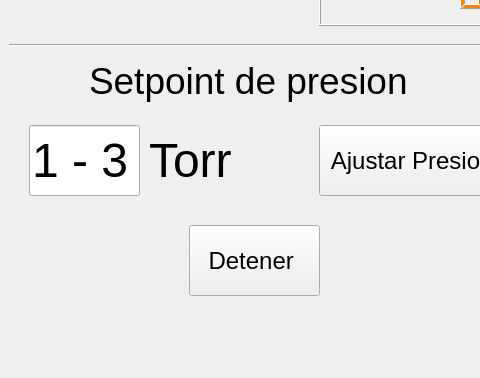
The window that software-aura1000/gui/pyqt_gui.ui (pablinleiva235/Proyecto-Final) describes before a commit, drawn with Qt 5; both pictures show x 0 to 480 and y 494 to 872 of the 955 by 872 pixel window.
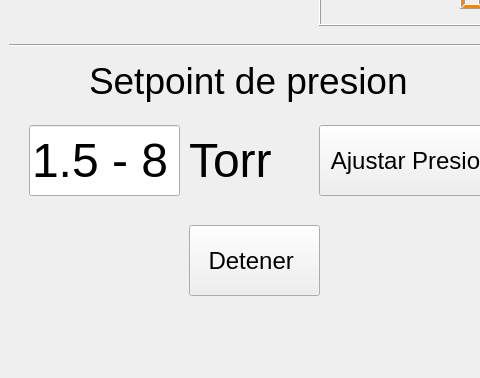
The same window after the commit. Icons and pictures are not drawn.

What changed in the file:
```diff
--- a/software-aura1000/gui/pyqt_gui.ui
+++ b/software-aura1000/gui/pyqt_gui.ui
@@ -1262,7 +1262,7 @@
          <rect>
           <x>20</x>
           <y>610</y>
-          <width>111</width>
+          <width>151</width>
           <height>71</height>
          </rect>
         </property>
@@ -1272,7 +1272,7 @@
          </font>
         </property>
         <property name="text">
-         <string>1 - 3</string>
+         <string>1.5 - 8</string>
         </property>
        </widget>
        <widget class="QLabel" name="ThrottleMenu_pressureUnit_lbl_2">
@@ -1312,7 +1312,7 @@
        <widget class="QLabel" name="ThrottleMenu_setpoint_pressure_unit_lbl">
         <property name="geometry">
          <rect>
-          <x>140</x>
+          <x>180</x>
           <y>600</y>
           <width>91</width>
           <height>91</height>
```
Left out of the diff: 4 changed lines with no effect on the pictures.
